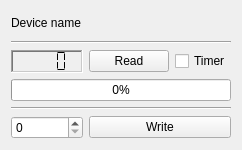
Above: deviceform.ui from YaribNevarez/TestTool before the change. Below: the same form after it.
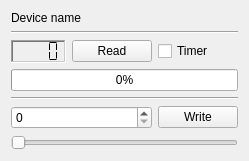
That is the form after the change.

Commit message: Timer bug fixing and slider

```diff
--- a/deviceform.ui
+++ b/deviceform.ui
@@ -27,22 +27,6 @@
      </property>
     </widget>
    </item>
-   <item row="5" column="0" colspan="3">
-    <widget class="QSpinBox" name="input">
-     <property name="toolTip">
-      <string extracomment="Value to write out"/>
-     </property>
-     <property name="wrapping">
-      <bool>false</bool>
-     </property>
-     <property name="showGroupSeparator" stdset="0">
-      <bool>false</bool>
-     </property>
-     <property name="maximum">
-      <number>255</number>
-     </property>
-    </widget>
-   </item>
    <item row="0" column="0" colspan="4">
     <widget class="QLabel" name="name">
      <property name="text">
@@ -91,13 +75,6 @@
      </property>
     </widget>
    </item>
-   <item row="5" column="3" colspan="2">
-    <widget class="QPushButton" name="wrie_button">
-     <property name="text">
-      <string>Write</string>
-     </property>
-    </widget>
-   </item>
    <item row="3" column="0" colspan="5">
     <widget class="QProgressBar" name="progressBar">
      <property name="maximum">
@@ -108,6 +85,13 @@
      </property>
     </widget>
    </item>
+   <item row="1" column="0" colspan="5">
+    <widget class="Line" name="line_2">
+     <property name="orientation">
+      <enum>Qt::Horizontal</enum>
+     </property>
+    </widget>
+   </item>
    <item row="2" column="0" colspan="3">
     <widget class="QLCDNumber" name="output">
      <property name="frameShape">
@@ -133,10 +117,45 @@
      </property>
     </widget>
    </item>
-   <item row="1" column="0" colspan="5">
-    <widget class="Line" name="line_2">
+   <item row="6" column="0" colspan="5">
+    <widget class="QSlider" name="horizontalSlider">
+     <property name="maximum">
+      <number>65535</number>
+     </property>
      <property name="orientation">
       <enum>Qt::Horizontal</enum>
+     </property>
+     <property name="invertedControls">
+      <bool>false</bool>
+     </property>
+     <property name="tickPosition">
+      <enum>QSlider::NoTicks</enum>
+     </property>
+    </widget>
+   </item>
+   <item row="5" column="4">
+    <widget class="QPushButton" name="wrie_button">
+     <property name="text">
+      <string>Write</string>
+     </property>
+    </widget>
+   </item>
+   <item row="5" column="0" colspan="4">
+    <widget class="QSpinBox" name="input">
+     <property name="toolTip">
+      <string extracomment="Value to write out"/>
+     </property>
+     <property name="wrapping">
+      <bool>false</bool>
+     </property>
+     <property name="showGroupSeparator" stdset="0">
+      <bool>false</bool>
+     </property>
+     <property name="maximum">
+      <number>65535</number>
+     </property>
+     <property name="displayIntegerBase">
+      <number>16</number>
      </property>
     </widget>
    </item>
```
The commit also changes 2 other files.
